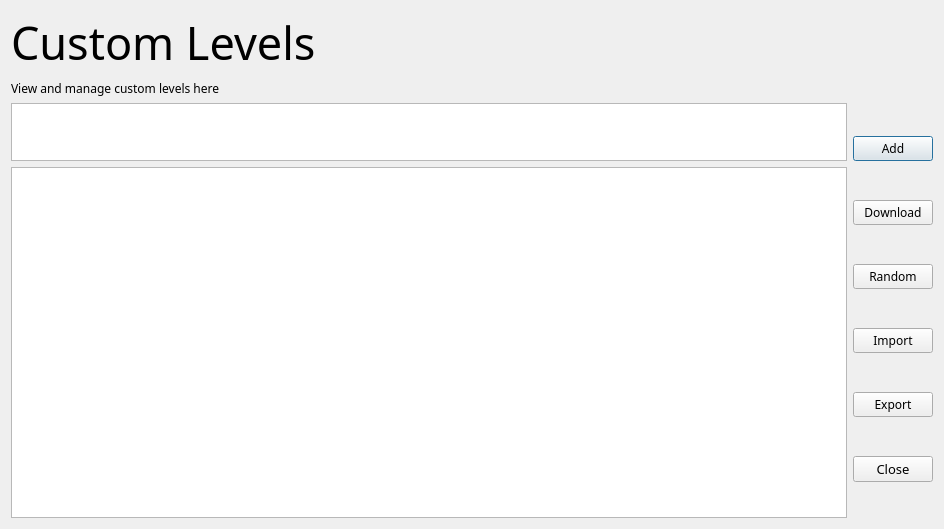
This is wikiLYNX/ui/levelmanager.ui in flamboyantpenguin/wikilynx as Qt 5 draws it before an edit. The edited form follows.
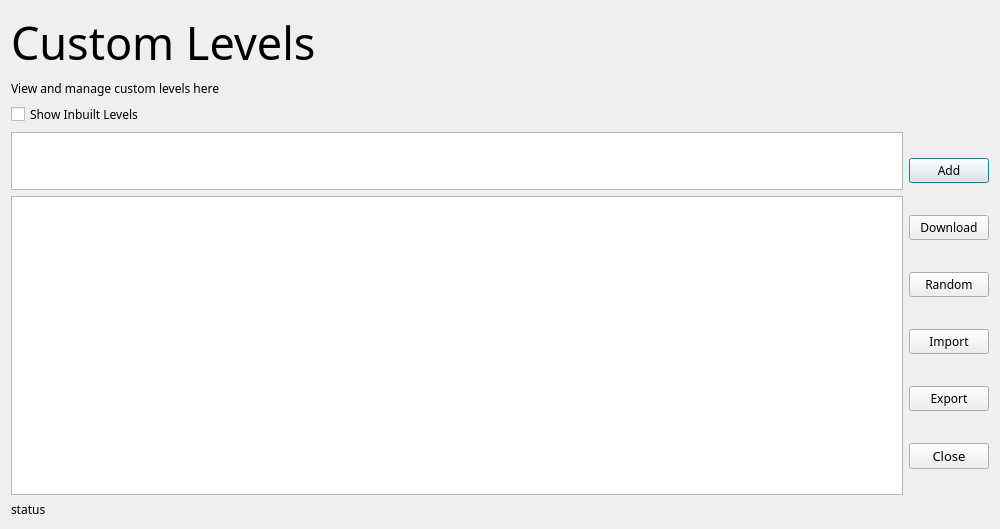
This is the edited form. Icons and pictures are not drawn.

Commit message: Release 1.5.6-C0 - New Level Selector dialog replacing dropdown widget - Performance Improvements - baseList class for simple list views (checkpoints and logs) - New developer options menu in About Dialog - Progress bar turned off by default. Can be turned on from dev options - Fixes #56 - Minor UI Fixes - Performance Improvements

```diff
--- a/wikiLYNX/ui/levelmanager.ui
+++ b/wikiLYNX/ui/levelmanager.ui
@@ -9,10 +9,16 @@
    <rect>
     <x>0</x>
     <y>0</y>
-    <width>944</width>
+    <width>1000</width>
     <height>529</height>
    </rect>
   </property>
+  <property name="sizePolicy">
+   <sizepolicy hsizetype="Maximum" vsizetype="Maximum">
+    <horstretch>0</horstretch>
+    <verstretch>0</verstretch>
+   </sizepolicy>
+  </property>
   <property name="minimumSize">
    <size>
     <width>0</width>
@@ -21,8 +27,8 @@
   </property>
   <property name="maximumSize">
    <size>
-    <width>10000</width>
-    <height>10000</height>
+    <width>16777215</width>
+    <height>16777215</height>
    </size>
   </property>
   <property name="font">
@@ -41,9 +47,15 @@
   <property name="modal">
    <bool>false</bool>
   </property>
-  <layout class="QVBoxLayout" name="verticalLayout_3">
+  <layout class="QVBoxLayout" name="verticalLayout" stretch="0,0,0,1,0">
    <item>
-    <widget class="QLabel" name="label">
+    <widget class="QLabel" name="title">
+     <property name="sizePolicy">
+      <sizepolicy hsizetype="Expanding" vsizetype="Expanding">
+       <horstretch>0</horstretch>
+       <verstretch>0</verstretch>
+      </sizepolicy>
+     </property>
      <property name="font">
       <font>
        <family>Courier Prime</family>
@@ -59,24 +71,55 @@
     </widget>
    </item>
    <item>
-    <widget class="QLabel" name="label_2">
+    <widget class="QLabel" name="tip">
+     <property name="sizePolicy">
+      <sizepolicy hsizetype="Expanding" vsizetype="Preferred">
+       <horstretch>0</horstretch>
+       <verstretch>0</verstretch>
+      </sizepolicy>
+     </property>
      <property name="text">
       <string>View and manage custom levels here</string>
      </property>
     </widget>
    </item>
    <item>
-    <layout class="QHBoxLayout" name="horizontalLayout">
+    <widget class="QCheckBox" name="showInbuiltLevelToggle">
+     <property name="sizePolicy">
+      <sizepolicy hsizetype="Expanding" vsizetype="Fixed">
+       <horstretch>0</horstretch>
+       <verstretch>0</verstretch>
+      </sizepolicy>
+     </property>
+     <property name="text">
+      <string>Show Inbuilt Levels</string>
+     </property>
+    </widget>
+   </item>
+   <item>
+    <layout class="QHBoxLayout" name="horizontalLayout" stretch="1,0">
      <property name="spacing">
       <number>6</number>
      </property>
+     <property name="sizeConstraint">
+      <enum>QLayout::SizeConstraint::SetMaximumSize</enum>
+     </property>
      <property name="rightMargin">
       <number>0</number>
      </property>
      <item>
       <layout class="QVBoxLayout" name="verticalLayout_2" stretch="0,1">
+       <property name="sizeConstraint">
+        <enum>QLayout::SizeConstraint::SetMaximumSize</enum>
+       </property>
        <item>
         <widget class="QListWidget" name="header">
+         <property name="sizePolicy">
+          <sizepolicy hsizetype="Expanding" vsizetype="Expanding">
+           <horstretch>0</horstretch>
+           <verstretch>0</verstretch>
+          </sizepolicy>
+         </property>
          <property name="maximumSize">
           <size>
            <width>16777215</width>
@@ -92,12 +135,24 @@
          <property name="verticalScrollBarPolicy">
           <enum>Qt::ScrollBarPolicy::ScrollBarAlwaysOff</enum>
          </property>
+         <property name="horizontalScrollBarPolicy">
+          <enum>Qt::ScrollBarPolicy::ScrollBarAsNeeded</enum>
+         </property>
+         <property name="sizeAdjustPolicy">
+          <enum>QAbstractScrollArea::SizeAdjustPolicy::AdjustToContents</enum>
+         </property>
+         <property name="resizeMode">
+          <enum>QListView::ResizeMode::Adjust</enum>
+         </property>
+         <property name="uniformItemSizes">
+          <bool>false</bool>
+         </property>
         </widget>
        </item>
        <item>
         <widget class="QListWidget" name="list">
          <property name="verticalScrollBarPolicy">
-          <enum>Qt::ScrollBarPolicy::ScrollBarAsNeeded</enum>
+          <enum>Qt::ScrollBarPolicy::ScrollBarAlwaysOff</enum>
          </property>
          <property name="horizontalScrollBarPolicy">
           <enum>Qt::ScrollBarPolicy::ScrollBarAsNeeded</enum>
@@ -105,12 +160,24 @@
          <property name="sizeAdjustPolicy">
           <enum>QAbstractScrollArea::SizeAdjustPolicy::AdjustToContents</enum>
          </property>
+         <property name="selectionMode">
+          <enum>QAbstractItemView::SelectionMode::MultiSelection</enum>
+         </property>
+         <property name="resizeMode">
+          <enum>QListView::ResizeMode::Adjust</enum>
+         </property>
+         <property name="layoutMode">
+          <enum>QListView::LayoutMode::SinglePass</enum>
+         </property>
+         <property name="viewMode">
+          <enum>QListView::ViewMode::ListMode</enum>
+         </property>
         </widget>
        </item>
       </layout>
      </item>
      <item>
-      <layout class="QVBoxLayout" name="verticalLayout">
+      <layout class="QVBoxLayout" name="sideLayout">
        <property name="spacing">
         <number>6</number>
        </property>
@@ -240,6 +307,19 @@
      </item>
     </layout>
    </item>
+   <item>
+    <widget class="QLabel" name="status">
+     <property name="font">
+      <font>
+       <family>Courier Prime</family>
+       <hintingpreference>PreferNoHinting</hintingpreference>
+      </font>
+     </property>
+     <property name="text">
+      <string>status</string>
+     </property>
+    </widget>
+   </item>
   </layout>
  </widget>
  <resources>
```
Left out of the diff: 4 changed lines with no effect on the pictures. The commit also changes 131 other files.
